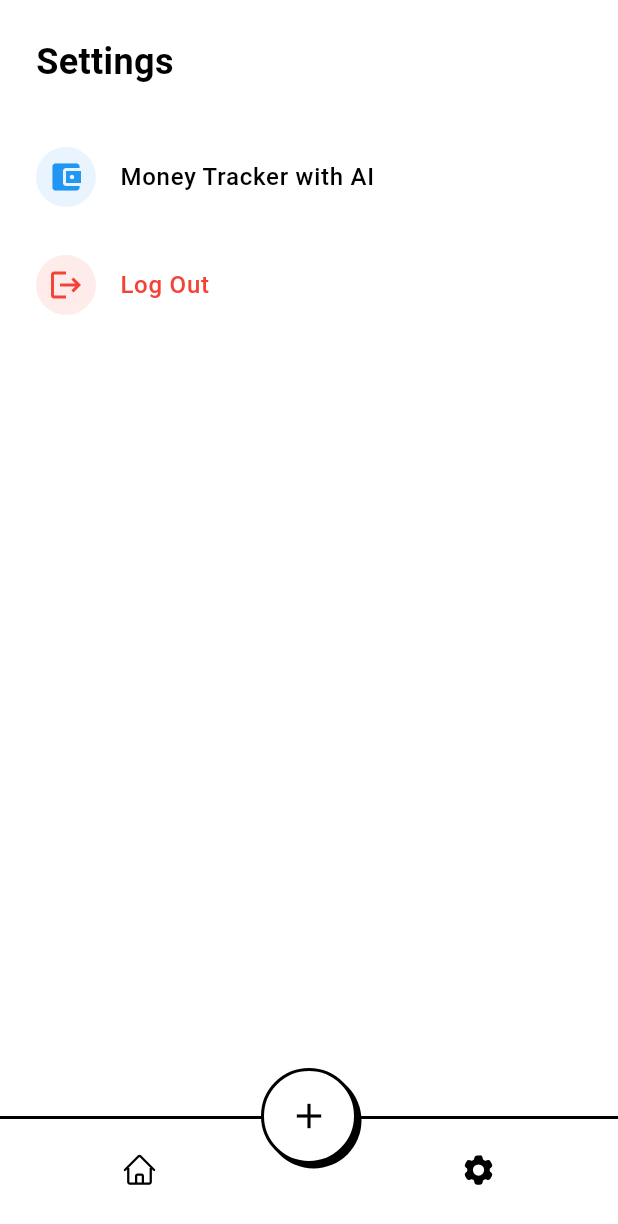
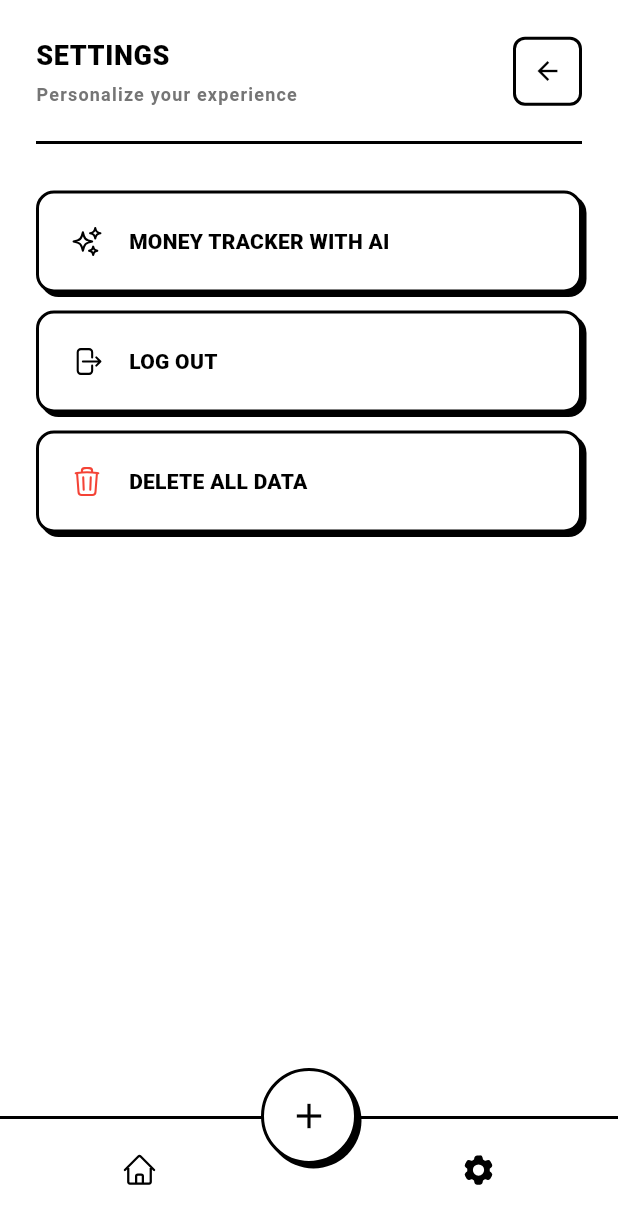
Before and after one commit to beerbeatbox/zen-money-tracking, a Flutter app: the SettingsScreen screen opened by its route, on a phone screen of 412 x 824 dp. Shown: the top 1224 px of the screen. Run offline on Flutter 3.47's test engine with Material 3 defaults, Android fonts, the phone set to English and light mode, and no system bars; our stand-ins replace csv, dio, flutter_riverpod, go_router, heroicons, pretty_dio_logger and 1 more; generated files the repository leaves out were written again.

Commit message:
feat: Revamp SettingsScreen layout and enhance user interaction
- Replaced the header section with a new top bar featuring a back navigation button and improved title styling.
- Updated the content structure to use a SingleChildScrollView for better scrolling behavior and added a settings list with new card components.
- Introduced HeroIcons for enhanced visual representation of settings options.
- Refactored settings items into a more interactive card format, improving overall user experience and navigation.

```diff
--- a/lib/features/settings/presentation/screens/settings_screen.dart
+++ b/lib/features/settings/presentation/screens/settings_screen.dart
@@ -1,6 +1,9 @@
 import 'package:flutter/material.dart';
 import 'package:go_router/go_router.dart';
-import 'package:anti/core/extensions/widget_extension.dart';
+import 'package:heroicons/heroicons.dart';
+
+import 'package:anti/core/router/app_router.dart';
+import 'package:anti/features/home/presentation/widgets/outlined_surface.dart';
 
 class SettingsScreen extends StatelessWidget {
   const SettingsScreen({super.key});
@@ -10,57 +13,99 @@ class SettingsScreen extends StatelessWidget {
     return Scaffold(
       backgroundColor: Colors.white,
       body: SafeArea(
+        child: SingleChildScrollView(
+          padding: const EdgeInsets.all(24),
           child: Column(
             crossAxisAlignment: CrossAxisAlignment.start,
-          children: [
-            _HeaderSection(),
-            const SizedBox(height: 32),
-            _ContentSection(),
+            children: const [
+              _TopBar(),
+              SizedBox(height: 16),
+              Divider(thickness: 2, color: Colors.black),
+              SizedBox(height: 24),
+              _SettingsList(),
             ],
-        ).paddingAll(24.0),
+          ),
+        ),
       ),
     );
   }
 }
 
-class _HeaderSection extends StatelessWidget {
-  const _HeaderSection();
+class _TopBar extends StatelessWidget {
+  const _TopBar();
 
   @override
   Widget build(BuildContext context) {
-    return const Text(
-      'Settings',
+    return Row(
+      mainAxisAlignment: MainAxisAlignment.spaceBetween,
+      children: [
+        Column(
+          crossAxisAlignment: CrossAxisAlignment.start,
+          children: [
+            const Text(
+              'SETTINGS',
               style: TextStyle(
-        fontSize: 24,
-        fontWeight: FontWeight.bold,
+                fontSize: 18,
+                fontWeight: FontWeight.w800,
+                letterSpacing: 0.4,
                 color: Colors.black,
               ),
+            ),
+            const SizedBox(height: 4),
+            Text(
+              'Personalize your experience',
+              style: TextStyle(
+                fontSize: 12,
+                fontWeight: FontWeight.w600,
+                letterSpacing: 0.8,
+                color: Colors.grey[600],
+              ),
+            ),
+          ],
+        ),
+        Container(
+          height: 46,
+          width: 46,
+          decoration: BoxDecoration(
+            border: Border.all(color: Colors.black, width: 2),
+            borderRadius: BorderRadius.circular(8),
+          ),
+          child: IconButton(
+            splashRadius: 24,
+            onPressed: () => context.go(AppRouter.dashboard.path),
+            icon: const Icon(Icons.arrow_back, size: 20, color: Colors.black),
+          ),
+        ),
+      ],
     );
   }
 }
 
-class _ContentSection extends StatelessWidget {
-  const _ContentSection();
+class _SettingsList extends StatelessWidget {
+  const _SettingsList();
 
   @override
   Widget build(BuildContext context) {
     return Column(
       children: [
-        _SettingsItem(
-          icon: Icons.account_balance_wallet,
+        _SettingsCard(
+          icon: HeroIcons.sparkles,
           title: 'Money Tracker with AI',
-          color: Colors.blue,
-          onTap: () {
-            // TODO: Navigate to Money Tracker with AI
-          },
+          onTap: () => context.go(AppRouter.dashboard.path),
         ),
-        const SizedBox(height: 16),
-        _SettingsItem(
-          icon: Icons.logout,
+        const SizedBox(height: 12),
+        _SettingsCard(
+          icon: HeroIcons.arrowRightOnRectangle,
           title: 'Log Out',
+          onTap: () => context.go(AppRouter.onboarding.path),
+        ),
+        const SizedBox(height: 12),
+        _SettingsCard(
+          icon: HeroIcons.trash,
+          title: 'Delete All Data',
           color: Colors.red,
           onTap: () {
-            context.go('/onboarding');
+            // TODO: Implement delete-all-data flow
           },
         ),
       ],
@@ -68,40 +113,60 @@ class _ContentSection extends StatelessWidget {
   }
 }
 
-class _SettingsItem extends StatelessWidget {
-  final IconData icon;
+class _SettingsCard extends StatelessWidget {
+  const _SettingsCard({
+    required this.icon,
+    required this.title,
+    this.color = Colors.black,
+    required this.onTap,
+  });
+
+  final HeroIcons icon;
   final String title;
   final Color color;
   final VoidCallback onTap;
 
-  const _SettingsItem({
-    required this.icon,
-    required this.title,
-    required this.color,
-    required this.onTap,
-  });
-
   @override
   Widget build(BuildContext context) {
-    return ListTile(
-      contentPadding: EdgeInsets.zero,
-      leading: Container(
-        padding: const EdgeInsets.all(8),
-        decoration: BoxDecoration(
-          color: color.withValues(alpha: 0.1),
-          shape: BoxShape.circle,
-        ),
-        child: Icon(icon, color: color),
-      ),
-      title: Text(
-        title,
-        style: TextStyle(
-          fontSize: 16,
-          fontWeight: FontWeight.w500,
-          color: color == Colors.red ? Colors.red : Colors.black,
+    return GestureDetector(
+      behavior: HitTestBehavior.opaque,
+      onTap: onTap,
+      child: OutlinedSurface(
+        padding: const EdgeInsets.all(16),
+        borderRadius: BorderRadius.circular(12),
+        child: Row(
+          crossAxisAlignment: CrossAxisAlignment.center,
+          children: [
+            SizedBox(
+              width: 32,
+              height: 32,
+              child: HeroIcon(
+                icon,
+                style: HeroIconStyle.outline,
+                color: color,
+                size: 22,
               ),
             ),
-      onTap: onTap,
+            const SizedBox(width: 12),
+            Expanded(
+              child: Column(
+                crossAxisAlignment: CrossAxisAlignment.start,
+                children: [
+                  Text(
+                    title.toUpperCase(),
+                    style: const TextStyle(
+                      fontSize: 14,
+                      fontWeight: FontWeight.w800,
+                      letterSpacing: 0.2,
+                      color: Colors.black,
+                    ),
+                  ),
+                ],
+              ),
+            ),
+          ],
+        ),
+      ),
     );
   }
 }
```
Lines whose indentation alone changed are shown as unchanged.
